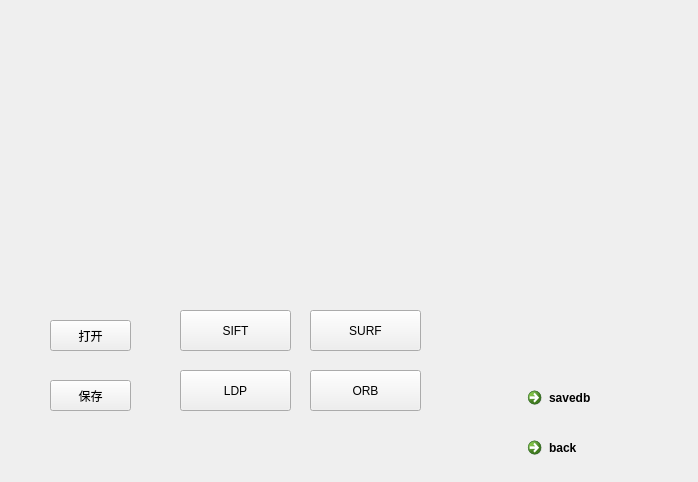
zklt/bishe, file PyQt/character.ui: the form before one commit.
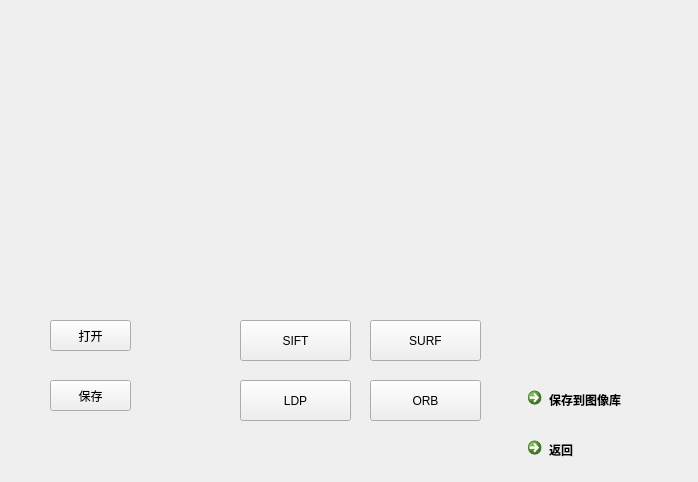
The form after the commit.

Diff of the .ui file:
```diff
--- a/PyQt/character.ui
+++ b/PyQt/character.ui
@@ -54,8 +54,8 @@
   <widget class="QPushButton" name="pushButton">
    <property name="geometry">
     <rect>
-     <x>180</x>
-     <y>310</y>
+     <x>240</x>
+     <y>320</y>
      <width>111</width>
      <height>41</height>
     </rect>
@@ -67,8 +67,8 @@
   <widget class="QPushButton" name="ORB">
    <property name="geometry">
     <rect>
-     <x>310</x>
-     <y>370</y>
+     <x>370</x>
+     <y>380</y>
      <width>111</width>
      <height>41</height>
     </rect>
@@ -80,8 +80,8 @@
   <widget class="QPushButton" name="SURF">
    <property name="geometry">
     <rect>
-     <x>310</x>
-     <y>310</y>
+     <x>370</x>
+     <y>320</y>
      <width>111</width>
      <height>41</height>
     </rect>
@@ -93,8 +93,8 @@
   <widget class="QPushButton" name="LDP">
    <property name="geometry">
     <rect>
-     <x>180</x>
-     <y>370</y>
+     <x>240</x>
+     <y>380</y>
      <width>111</width>
      <height>41</height>
     </rect>
@@ -139,7 +139,7 @@
     </rect>
    </property>
    <property name="text">
-    <string>savedb</string>
+    <string>保存到图像库</string>
    </property>
   </widget>
   <widget class="QCommandLinkButton" name="backface">
@@ -152,7 +152,7 @@
     </rect>
    </property>
    <property name="text">
-    <string>back</string>
+    <string>返回</string>
    </property>
   </widget>
  </widget>
```
Left out of the diff: 2 changed lines with no effect on the pictures.
